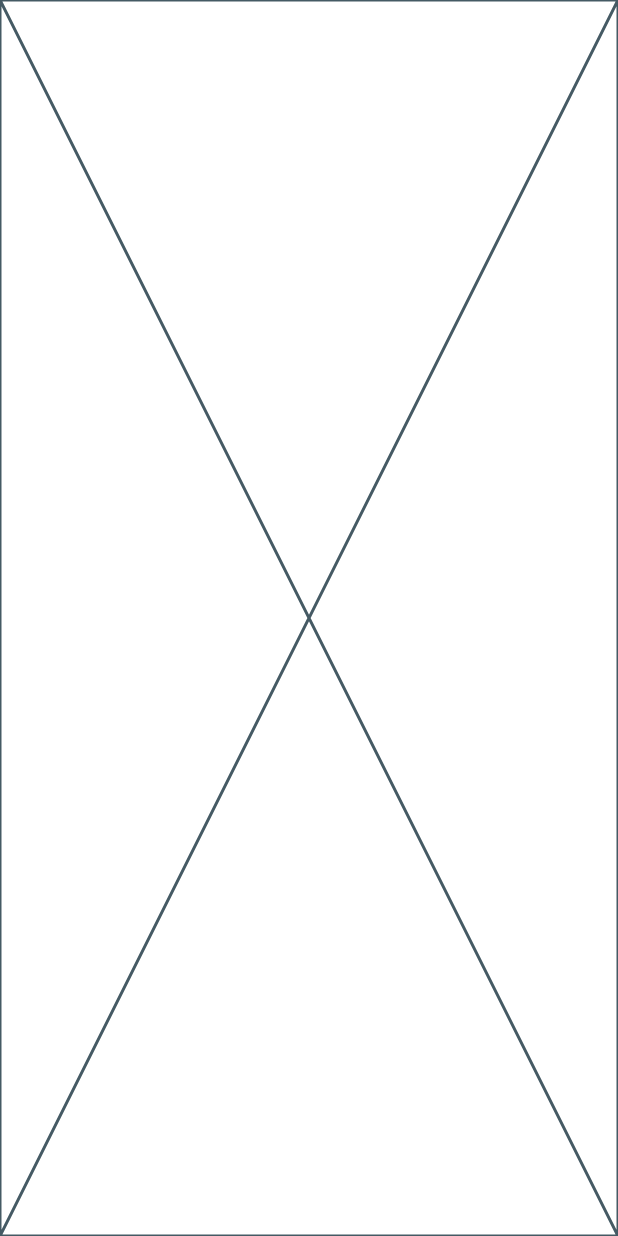
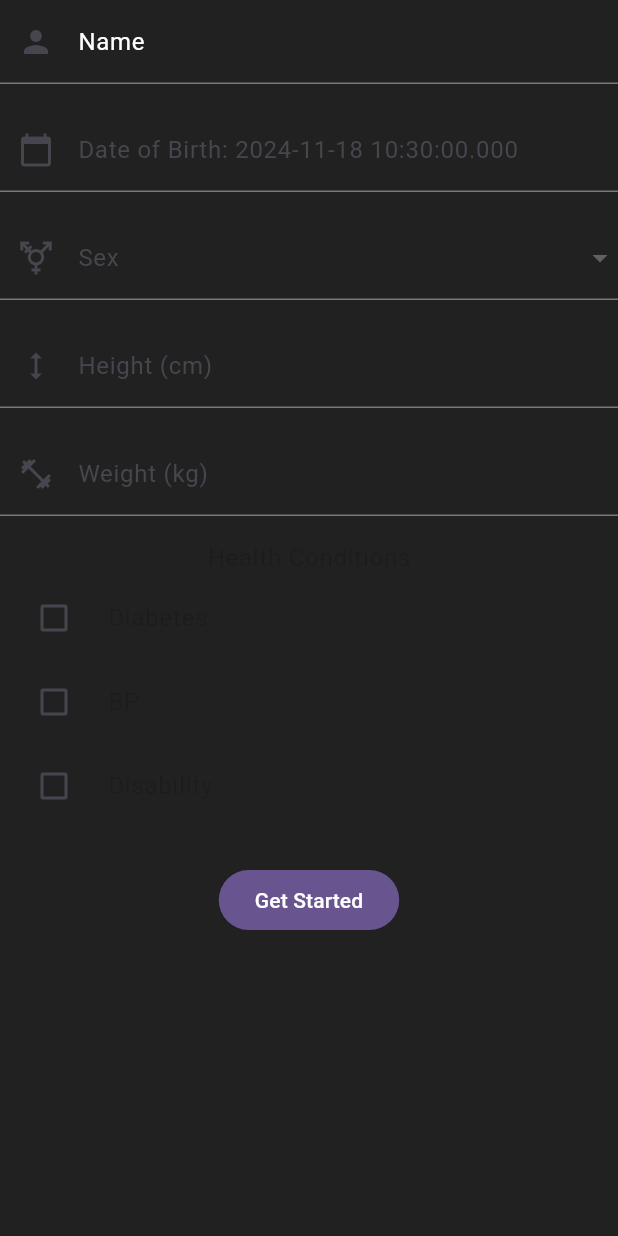
Before and after one commit to GroupCSE120/Healthbuddy_cse_120, a Flutter app: the screen it shows after launch, on a phone screen of 412 x 824 dp. Run offline on Flutter 3.47's test engine with Material 3 defaults, Android fonts, the phone set to English and light mode, and no system bars; our stand-ins replace csv, get.

Commit message:
added GetStarted

```diff
--- /dev/null
+++ b/lib/Binders/getStarted_binder.dart
@@ -0,0 +1,10 @@
+import 'package:get/get.dart';
+import 'package:health_buddy/Controllers/getStarted_controller.dart';
+
+class GetStartedBinder extends Bindings{
+  @override
+  void dependencies() {
+    Get.lazyPut(()=> GetStartedController());
+  }
+
+}
--- /dev/null
+++ b/lib/Binders/home_binder.dart
@@ -0,0 +1,10 @@
+import 'package:get/get.dart';
+import 'package:health_buddy/Controllers/home_controller.dart';
+
+class HomeBinder extends Bindings{
+  @override
+  void dependencies() {
+    Get.lazyPut(() => HomeController(),);
+  }
+
+}
--- /dev/null
+++ b/lib/Controllers/getStarted_controller.dart
@@ -0,0 +1,26 @@
+import 'package:get/get.dart';
+
+import '../Modals/User_modal.dart';
+
+class GetStartedController extends GetxController{
+  final name = ''.obs;
+  final dob = DateTime.now().obs;
+  final sex = ''.obs;
+  final height = 0.0.obs;
+  final weight = 0.0.obs;
+  final healthMap = <String, bool>{}.obs;
+
+
+  void saveUserData(){
+    // saving of userData
+    final user = UserModal(
+      name: name.value,
+      dob: dob.value,
+      sex: sex.value,
+      height: height.value,
+      weight: weight.value,
+      healthMap: healthMap,
+    );
+    print("user data saved: $user");
+  }
+}
--- /dev/null
+++ b/lib/Controllers/home_controller.dart
@@ -0,0 +1,5 @@
+import 'package:get/get.dart';
+
+class HomeController extends GetxController{
+  //all the functions for the home Page
+}
--- a/lib/Modals/User_modal.dart
+++ b/lib/Modals/User_modal.dart
@@ -1,10 +1,17 @@
-import 'package:flutter/material.dart';
+class UserModal {
+  String name;
+  DateTime dob;
+  String sex;
+  double height;
+  double weight;
 
-class UserModal{
-   String name;
+  Map<String, bool> healthMap;
 
-
-
-   UserModal({required this.name, });
-
+  UserModal(
+      {required this.name,
+      required this.dob,
+      required this.sex,
+      required this.height,
+      required this.weight,
+      required this.healthMap});
 }
--- a/lib/Pages/GetStarted.dart
+++ b/lib/Pages/GetStarted.dart
@@ -1,14 +1,116 @@
 import 'package:flutter/material.dart';
-class Getstarted extends StatefulWidget {
+import 'package:get/get.dart';
+import 'package:health_buddy/Controllers/getStarted_controller.dart';
+
+class Getstarted extends StatelessWidget {
   const Getstarted({super.key});
 
   @override
-  State<Getstarted> createState() => _GetstartedState();
-}
+  Widget build(BuildContext context) {
+    return GetBuilder<GetStartedController>(builder: (controller) {
+      return Scaffold(
+        backgroundColor: Colors.grey.shade900,
+        body: Center(
 
-class _GetstartedState extends State<Getstarted> {
-  @override
-  Widget build(BuildContext context) {
-    return const Placeholder();
+          child: Form(
+              child: Column(
+            children: [
+              TextFormField(
+                onChanged: (value) => controller.name.value = value,
+                decoration: const InputDecoration(
+                  labelText: 'Name',
+                  prefixIcon: Icon(Icons.person),
+                  labelStyle: TextStyle(color: Colors.white)
+                ),
+              ),
+              const SizedBox(height: 16),
+
+              // Date of Birth Field
+              Obx(() => TextFormField(
+                readOnly: true,
+                onTap: () async {
+                  DateTime? pickedDate = await showDatePicker(
+                    context: context,
+                    initialDate: controller.dob.value,
+                    firstDate: DateTime(1900),
+                    lastDate: DateTime.now(),
+                  );
+                  if (pickedDate != null) {
+                    controller.dob.value = pickedDate;
+                  }
+                },
+                decoration: InputDecoration(
+                  labelText:
+                  'Date of Birth: ${controller.dob.value.toLocal()}',
+                  prefixIcon: const Icon(Icons.calendar_today),
+                ),
+              )),
+              const SizedBox(height: 16),
+
+              // Sex Field
+              DropdownButtonFormField<String>(
+                value: null,
+                onChanged: (value) => controller.sex.value = value ?? '',
+                decoration: const InputDecoration(
+                  labelText: 'Sex',
+                  prefixIcon: Icon(Icons.transgender),
+                ),
+                items: ['Male', 'Female', 'Other']
+                    .map((sex) => DropdownMenuItem(
+                  value: sex,
+                  child: Text(sex),
+                ))
+                    .toList(),
+              ),
+              const SizedBox(height: 16),
+
+              // Height Field
+              TextFormField(
+                onChanged: (value) =>
+                controller.height.value = double.tryParse(value) ?? 0.0,
+                keyboardType: TextInputType.number,
+                decoration: const InputDecoration(
+                  labelText: 'Height (cm)',
+                  prefixIcon: Icon(Icons.height),
+                ),
+              ),
+              const SizedBox(height: 16),
+
+              // Weight Field
+              TextFormField(
+                onChanged: (value) =>
+                controller.weight.value = double.tryParse(value) ?? 0.0,
+                keyboardType: TextInputType.number,
+                decoration: const InputDecoration(
+                  labelText: 'Weight (kg)',
+                  prefixIcon: Icon(Icons.fitness_center),
+                ),
+              ),
+              const SizedBox(height: 16),
+
+              // Health Conditions
+              Text('Health Conditions', style: Theme.of(context).textTheme.bodyLarge),
+              Obx(() => Column(
+                children: ['Diabetes', 'BP', 'Disability']
+                    .map((condition) => CheckboxListTile(
+                  title: Text(condition),
+                  value: controller.healthMap[condition] ?? false,
+                  onChanged: (value) =>
+                  controller.healthMap[condition] = value ?? false,
+                  controlAffinity: ListTileControlAffinity.leading,
+                ))
+                    .toList(),
+              )),
+              const SizedBox(height: 24),
+              FilledButton(
+                  onPressed: (){
+                    controller.saveUserData();
+                  },
+                  child: Text('Get Started'),
+              )],
+          )),
+        ),
+      );
+    });
   }
 }
--- a/lib/Pages/SplashScreen.dart
+++ b/lib/Pages/SplashScreen.dart
@@ -1,5 +1,6 @@
 import 'package:flutter/material.dart';
 import 'package:get/get.dart';
+import 'package:health_buddy/Binders/getStarted_binder.dart';
 import 'package:health_buddy/Pages/GetStarted.dart';
 
 class Splashscreen extends StatefulWidget {
@@ -16,7 +17,7 @@ class _SplashscreenState extends State<Splashscreen> {
     super.initState();
 
     Future.delayed(const Duration(seconds: 2), () {
-      Get.off(const Getstarted());
+      Get.off(const Getstarted(), binding: GetStartedBinder());
     });
   }
 
--- a/lib/main.dart
+++ b/lib/main.dart
@@ -13,7 +13,8 @@ class MyApp extends StatelessWidget {
   @override
   Widget build(BuildContext context) {
     return GetMaterialApp(
-      title: 'Flutter Demo',
+      debugShowCheckedModeBanner: false,
+      title: 'Health Buddy',
       theme: ThemeData(
         colorScheme: ColorScheme.fromSeed(seedColor: Colors.deepPurple),
         useMaterial3: true,
```
